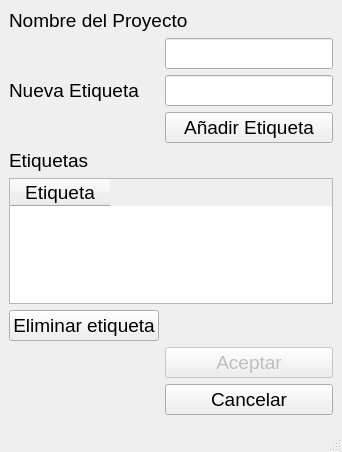
Above: Interfaces/UI/view_crear_proyecto.ui from adrianvillanueva997/computation_lab_2 before the change. Below: the same form after it.
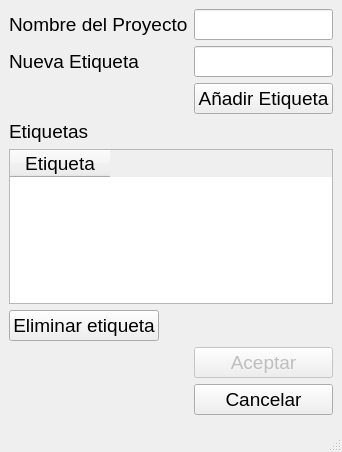
That is the form after the change.

Diff of the .ui file:
```diff
--- a/Interfaces/UI/view_crear_proyecto.ui
+++ b/Interfaces/UI/view_crear_proyecto.ui
@@ -20,18 +20,16 @@
   </property>
   <widget class="QWidget" name="centralwidget">
    <layout class="QFormLayout" name="formLayout">
-    <item row="0" column="0" colspan="2">
-     <widget class="QLabel" name="label_nombreproyecto">
-      <property name="text">
-       <string>Nombre del Proyecto</string>
-      </property>
-     </widget>
-    </item>
     <item row="1" column="1">
      <widget class="QLineEdit" name="lineEdit_nombreProyecto"/>
     </item>
     <item row="5" column="0">
      <widget class="QLabel" name="label_NuevaEtiqueta">
+      <property name="font">
+       <font>
+        <pointsize>14</pointsize>
+       </font>
+      </property>
       <property name="text">
        <string>Nueva Etiqueta</string>
       </property>
@@ -42,6 +40,11 @@
     </item>
     <item row="8" column="0">
      <widget class="QLabel" name="label__Etiquetas">
+      <property name="font">
+       <font>
+        <pointsize>14</pointsize>
+       </font>
+      </property>
       <property name="text">
        <string>Etiquetas</string>
       </property>
@@ -49,6 +52,11 @@
     </item>
     <item row="9" column="0" colspan="2">
      <widget class="QTableWidget" name="tableWidget_etiquetas">
+      <property name="font">
+       <font>
+        <pointsize>14</pointsize>
+       </font>
+      </property>
       <column>
        <property name="text">
         <string>Etiqueta</string>
@@ -56,11 +64,52 @@
       </column>
      </widget>
     </item>
+    <item row="6" column="1">
+     <widget class="QPushButton" name="pushButton_addlabel">
+      <property name="font">
+       <font>
+        <pointsize>14</pointsize>
+       </font>
+      </property>
+      <property name="text">
+       <string>Añadir Etiqueta</string>
+      </property>
+     </widget>
+    </item>
+    <item row="10" column="0">
+     <widget class="QPushButton" name="pushButton_removelabel">
+      <property name="font">
+       <font>
+        <pointsize>14</pointsize>
+       </font>
+      </property>
+      <property name="text">
+       <string>Eliminar etiqueta</string>
+      </property>
+     </widget>
+    </item>
+    <item row="1" column="0">
+     <widget class="QLabel" name="label_nombreproyecto">
+      <property name="font">
+       <font>
+        <pointsize>14</pointsize>
+       </font>
+      </property>
+      <property name="text">
+       <string>Nombre del Proyecto</string>
+      </property>
+     </widget>
+    </item>
     <item row="11" column="1">
      <widget class="QPushButton" name="pushButton_aceptar">
       <property name="enabled">
        <bool>false</bool>
       </property>
+      <property name="font">
+       <font>
+        <pointsize>14</pointsize>
+       </font>
+      </property>
       <property name="text">
        <string>Aceptar</string>
       </property>
@@ -68,25 +117,16 @@
     </item>
     <item row="12" column="1">
      <widget class="QPushButton" name="pushButton_cancelar">
+      <property name="font">
+       <font>
+        <pointsize>14</pointsize>
+       </font>
+      </property>
       <property name="text">
        <string>Cancelar</string>
       </property>
      </widget>
     </item>
-    <item row="6" column="1">
-     <widget class="QPushButton" name="pushButton_addlabel">
-      <property name="text">
-       <string>Añadir Etiqueta</string>
-      </property>
-     </widget>
-    </item>
-    <item row="10" column="0">
-     <widget class="QPushButton" name="pushButton_removelabel">
-      <property name="text">
-       <string>Eliminar etiqueta</string>
-      </property>
-     </widget>
-    </item>
    </layout>
   </widget>
   <widget class="QMenuBar" name="menubar">
@@ -95,7 +135,7 @@
      <x>0</x>
      <y>0</y>
      <width>342</width>
-     <height>31</height>
+     <height>22</height>
     </rect>
    </property>
   </widget>
```
